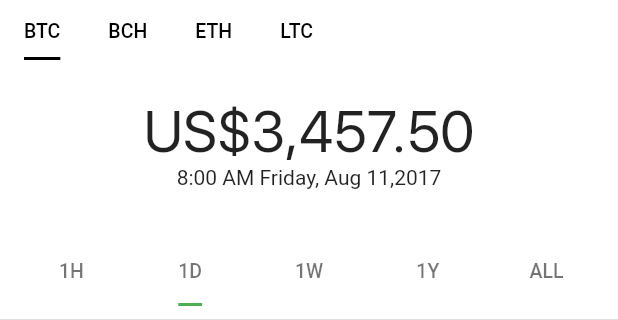
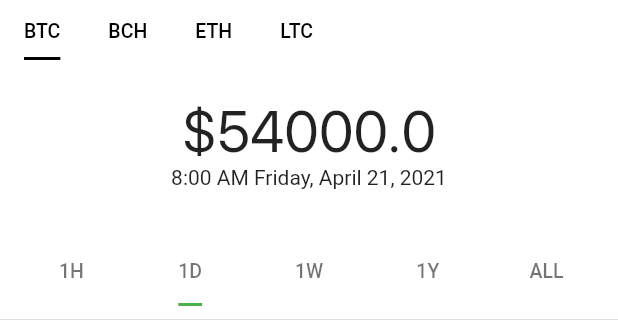
Before and after one commit to CasualEngineerZombie/Coiny-App-Flutter, a Flutter app: the screen it shows after launch, tab 2 chosen, on a phone screen of 412 x 824 dp, the part 84-404 px from its top. Run offline on Flutter 3.47's test engine with Material 2 defaults, Android fonts, the phone set to English and light mode, and no system bars; our stand-ins replace flutter_svg; missing offline and left inert: flutter_sparkline.

Commit message:
added the tabview

```diff
--- a/lib/screens/home_screen.dart
+++ b/lib/screens/home_screen.dart
@@ -1,7 +1,6 @@
-import 'package:coiny/screens/tab_view.dart';
-// import 'package:coiny/widgets/charts.dart';
-// import 'package:coiny/widgets/second_chart.dart';
-// import 'package:coiny/widgets/third_chart.dart';
+import 'package:coiny/widgets/charts.dart';
+import 'package:coiny/widgets/second_chart.dart';
+import 'package:coiny/widgets/third_chart.dart';
 import 'package:flutter/material.dart';
 import 'package:coiny/constants.dart';
 
@@ -41,8 +40,8 @@
 
   @override
   Widget build(BuildContext context) {
-    // final _width = MediaQuery.of(context).size.width;
-    // final _height = MediaQuery.of(context).size.height;
+    final _width = MediaQuery.of(context).size.width;
+    final _height = MediaQuery.of(context).size.height;
 
     return DefaultTabController(
       length: 4,
@@ -88,14 +87,181 @@
           child: TabBarView(
             physics: NeverScrollableScrollPhysics(),
             children: [
-              TabView(),
-              Icon(Icons.directions_transit, size: 350),
-              Icon(Icons.directions_car, size: 350),
-              Icon(Icons.biotech_outlined, size: 350),
+              TabViewColumn(
+                  tabController: _tabController,
+                  firstGraph: ChartScreen(),
+                  height: _height,
+                  width: _width,
+                  value: 54000.0,
+                  date: '8:00 AM Friday, April 21, 2021'),
+              TabViewColumn(
+                  tabController: _tabController,
+                  firstGraph: SecondChart(),
+                  height: _height,
+                  width: _width,
+                  value: 2300.0,
+                  date: '8:00 AM Friday, April 21, 2021'),
+              TabViewColumn(
+                  tabController: _tabController,
+                  firstGraph: ThirdChart(),
+                  height: _height,
+                  width: _width,
+                  value: 500.0,
+                  date: '8:00 AM Friday, April 21, 2021'),
+              TabViewColumn(
+                  tabController: _tabController,
+                  firstGraph: SecondChart(),
+                  height: _height,
+                  width: _width,
+                  value: 213.0,
+                  date: '8:00 AM Friday, April 21, 2021'),
             ],
           ),
         ),
       ),
+    );
+  }
+}
+
+class TabViewColumn extends StatelessWidget {
+  TabViewColumn({
+    @required this.tabController,
+    this.height,
+    this.width,
+    this.date,
+    this.value,
+    @required this.firstGraph,
+  });
+  final TabController tabController;
+  final double height;
+  final double width;
+  final double value;
+  final date;
+  final firstGraph;
+
+  @override
+  Widget build(BuildContext context) {
+    return Column(
+      children: [
+        Padding(
+          padding: EdgeInsets.all(25.0),
+          child: Column(
+            mainAxisAlignment: MainAxisAlignment.center,
+            children: [
+              Text(
+                "\$$value",
+                style: TextStyle(fontSize: 38, fontFamily: 'SF'),
+              ),
+              Text(
+                date,
+                style: TextStyle(fontSize: 14),
+              ),
+            ],
+          ),
+        ),
+        Padding(
+          padding: EdgeInsets.all(8),
+          child: Column(
+            children: [
+              Container(
+                height: 45,
+                decoration: BoxDecoration(
+                    // color: Colors.grey[300],
+                    ),
+                child: TabBar(
+                  isScrollable: false,
+                  controller: tabController,
+                  // labelColor: Colors.red,
+                  unselectedLabelColor: Colors.grey,
+                  indicatorSize: TabBarIndicatorSize.label,
+                  tabs: [
+                    TabContent(value: '1H'),
+                    TabContent(value: '1D'),
+                    TabContent(value: '1W'),
+                    TabContent(value: '1Y'),
+                    TabContent(value: 'ALL'),
+                  ],
+                ),
+              ),
+            ],
+          ),
+        ),
+        Divider(
+          height: 2,
+        ),
+        Expanded(
+          child: TabBarView(
+            physics: NeverScrollableScrollPhysics(),
+            controller: tabController,
+            children: [
+              firstGraph,
+              SecondChart(),
+              ThirdChart(),
+              ChartScreen(),
+              SecondChart(),
+            ],
+          ),
+        ),
+        Divider(
+          height: 2,
+        ),
+        Container(
+          height: height * 0.2,
+          child: Padding(
+            padding: EdgeInsets.all(10.0),
+            child: Column(
+              children: [
+                GestureDetector(
+                  onTap: () {},
+                  child: Container(
+                    // height: _height * 0.08,
+                    padding: EdgeInsets.all(20),
+                    width: width * 0.8,
+                    decoration: BoxDecoration(
+                      borderRadius: BorderRadius.circular(50),
+                      color: mainColor,
+                    ),
+                    child: Align(
+                      alignment: Alignment.bottomCenter,
+                      child: (Text(
+                        'Sign up',
+                        style: TextStyle(
+                          color: Colors.white,
+                          fontSize: 17,
+                          fontWeight: FontWeight.bold,
+                        ),
+                      )),
+                    ),
+                  ),
+                ),
+                SizedBox(
+                  height: 3,
+                ),
+                Container(
+                  // height: _height * 0.08,
+                  padding: EdgeInsets.all(20),
+                  width: width * 0.8,
+                  decoration: BoxDecoration(
+                    borderRadius: BorderRadius.circular(50),
+                    // color: mainColor,
+                  ),
+                  child: Align(
+                    alignment: Alignment.bottomCenter,
+                    child: (Text(
+                      'Login',
+                      style: TextStyle(
+                        color: Colors.black,
+                        fontSize: 17,
+                        fontWeight: FontWeight.bold,
+                      ),
+                    )),
+                  ),
+                ),
+              ],
+            ),
+          ),
+        ),
+      ],
     );
   }
 }
```
